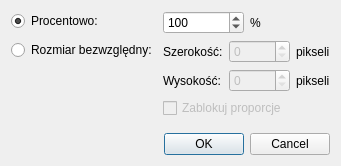
Before: the Qt Designer form ui/ResizeDialog.ui in stil/qimvi, drawn with Qt 5.
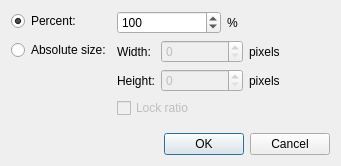
After: the same form once the commit is applied.

Commit message: Translate UI to English

```diff
--- a/ui/ResizeDialog.ui
+++ b/ui/ResizeDialog.ui
@@ -22,7 +22,7 @@
      <item row="0" column="0">
       <widget class="QRadioButton" name="radioButtonPercentageSize">
        <property name="text">
-        <string>Procentowo:</string>
+        <string>Percent:</string>
        </property>
        <property name="checked">
         <bool>true</bool>
@@ -56,7 +56,7 @@
      <item row="1" column="0">
       <widget class="QRadioButton" name="radioButtonAbsoluteSize">
        <property name="text">
-        <string>Rozmiar bezwzględny:</string>
+        <string>Absolute size:</string>
        </property>
       </widget>
      </item>
@@ -65,14 +65,14 @@
        <item row="0" column="0">
         <widget class="QLabel" name="label">
          <property name="text">
-          <string>Szerokość:</string>
+          <string>Width:</string>
          </property>
         </widget>
        </item>
        <item row="1" column="0">
         <widget class="QLabel" name="label_2">
          <property name="text">
-          <string>Wysokość:</string>
+          <string>Height:</string>
          </property>
         </widget>
        </item>
@@ -91,7 +91,7 @@
          <item>
           <widget class="QLabel" name="label_3">
            <property name="text">
-            <string>pikseli</string>
+            <string>pixels</string>
            </property>
           </widget>
          </item>
@@ -112,7 +112,7 @@
          <item>
           <widget class="QLabel" name="label_5">
            <property name="text">
-            <string>pikseli</string>
+            <string>pixels</string>
            </property>
           </widget>
          </item>
@@ -126,7 +126,7 @@
         <bool>false</bool>
        </property>
        <property name="text">
-        <string>Zablokuj proporcje</string>
+        <string>Lock ratio</string>
        </property>
       </widget>
      </item>
```
Left out of the diff: 2 changed lines with no effect on the pictures. The commit also changes 2 other files.
